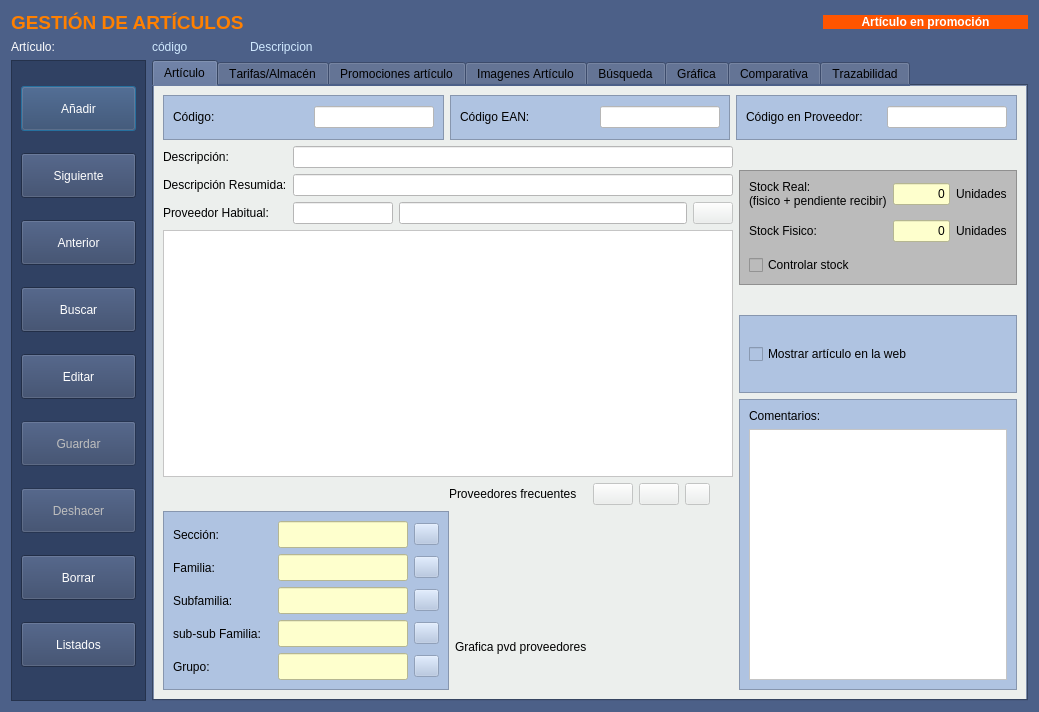
This is Almacen/frmarticulos.ui in arcnexus/RedFoX as Qt 5 draws it before an edit. The edited form follows.
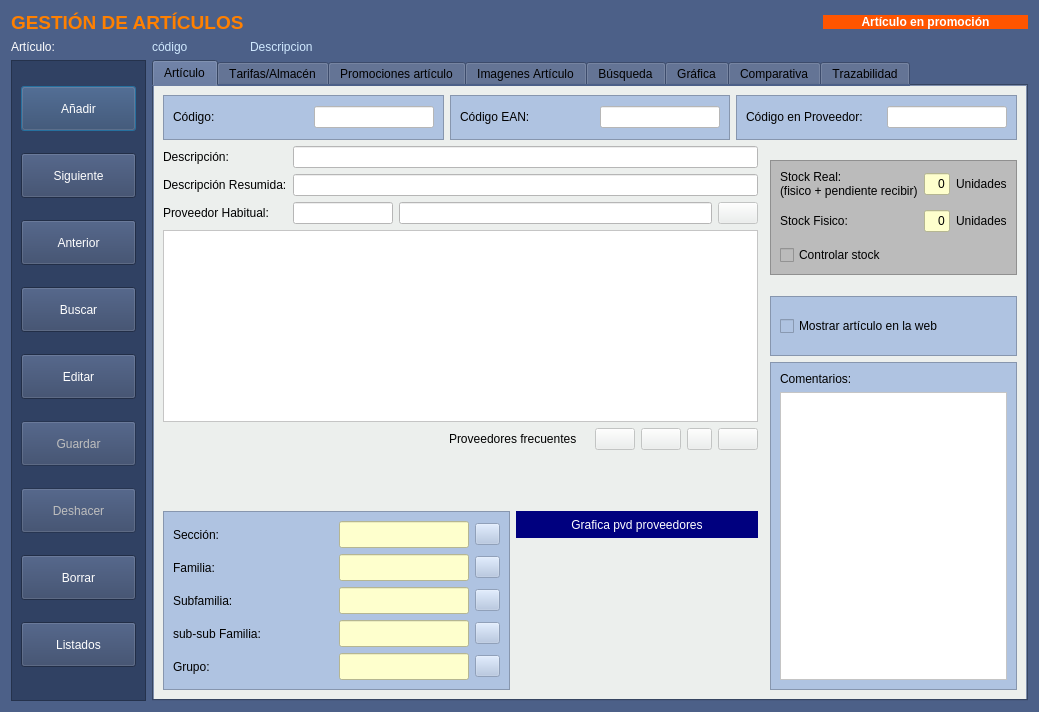
This is the edited form. Icons and pictures are not drawn. Custom widgets are drawn as their Qt base class.

Commit message: Añadir costereal y moneda a proveedores frecuentes en artículos

Patch:
```diff
--- a/Almacen/frmarticulos.ui
+++ b/Almacen/frmarticulos.ui
@@ -27,116 +27,6 @@
    <string notr="true">background: #4c6088</string>
   </property>
   <layout class="QGridLayout" name="gridLayout_17">
-   <item row="0" column="0" colspan="2">
-    <layout class="QHBoxLayout" name="horizontalLayout_2">
-     <item>
-      <widget class="QLabel" name="label_5">
-       <property name="sizePolicy">
-        <sizepolicy hsizetype="Preferred" vsizetype="Fixed">
-         <horstretch>0</horstretch>
-         <verstretch>0</verstretch>
-        </sizepolicy>
-       </property>
-       <property name="text">
-        <string>&lt;html&gt;&lt;head/&gt;&lt;body&gt;&lt;p&gt;&lt;span style=&quot; font-size:14pt; font-weight:600; color:#ff8000;&quot;&gt;GESTIÓN DE ARTÍCULOS&lt;/span&gt;&lt;/p&gt;&lt;/body&gt;&lt;/html&gt;</string>
-       </property>
-      </widget>
-     </item>
-    </layout>
-   </item>
-   <item row="0" column="3">
-    <spacer name="horizontalSpacer_2">
-     <property name="orientation">
-      <enum>Qt::Horizontal</enum>
-     </property>
-     <property name="sizeHint" stdset="0">
-      <size>
-       <width>40</width>
-       <height>20</height>
-      </size>
-     </property>
-    </spacer>
-   </item>
-   <item row="0" column="4">
-    <widget class="QLabel" name="lblPromocion">
-     <property name="sizePolicy">
-      <sizepolicy hsizetype="Preferred" vsizetype="Fixed">
-       <horstretch>0</horstretch>
-       <verstretch>0</verstretch>
-      </sizepolicy>
-     </property>
-     <property name="minimumSize">
-      <size>
-       <width>205</width>
-       <height>0</height>
-      </size>
-     </property>
-     <property name="maximumSize">
-      <size>
-       <width>200</width>
-       <height>16777215</height>
-      </size>
-     </property>
-     <property name="styleSheet">
-      <string notr="true">background-color: rgb(255, 85, 0);
-color: rgb(255, 255, 255);</string>
-     </property>
-     <property name="text">
-      <string>&lt;html&gt;&lt;head/&gt;&lt;body&gt;&lt;p&gt;&lt;span style=&quot; font-weight:600;&quot;&gt;Artículo en promoción&lt;/span&gt;&lt;/p&gt;&lt;/body&gt;&lt;/html&gt;</string>
-     </property>
-     <property name="textFormat">
-      <enum>Qt::RichText</enum>
-     </property>
-     <property name="alignment">
-      <set>Qt::AlignCenter</set>
-     </property>
-    </widget>
-   </item>
-   <item row="1" column="0">
-    <widget class="QLabel" name="label_21">
-     <property name="sizePolicy">
-      <sizepolicy hsizetype="Preferred" vsizetype="Fixed">
-       <horstretch>0</horstretch>
-       <verstretch>0</verstretch>
-      </sizepolicy>
-     </property>
-     <property name="maximumSize">
-      <size>
-       <width>100</width>
-       <height>16777215</height>
-      </size>
-     </property>
-     <property name="styleSheet">
-      <string notr="true">color: rgb(255, 255, 255);</string>
-     </property>
-     <property name="text">
-      <string>Artículo:</string>
-     </property>
-    </widget>
-   </item>
-   <item row="1" column="1">
-    <widget class="QLabel" name="lblCodigo">
-     <property name="sizePolicy">
-      <sizepolicy hsizetype="Preferred" vsizetype="Fixed">
-       <horstretch>0</horstretch>
-       <verstretch>0</verstretch>
-      </sizepolicy>
-     </property>
-     <property name="maximumSize">
-      <size>
-       <width>130</width>
-       <height>16777215</height>
-      </size>
-     </property>
-     <property name="styleSheet">
-      <string notr="true">color: rgb(208, 233, 255);
-font: 12pt &quot;Sans Serif&quot;;</string>
-     </property>
-     <property name="text">
-      <string>código</string>
-     </property>
-    </widget>
-   </item>
    <item row="1" column="2">
     <widget class="QLabel" name="lblDescripcion">
      <property name="sizePolicy">
@@ -485,6 +375,116 @@
      </layout>
     </widget>
    </item>
+   <item row="1" column="1">
+    <widget class="QLabel" name="lblCodigo">
+     <property name="sizePolicy">
+      <sizepolicy hsizetype="Preferred" vsizetype="Fixed">
+       <horstretch>0</horstretch>
+       <verstretch>0</verstretch>
+      </sizepolicy>
+     </property>
+     <property name="maximumSize">
+      <size>
+       <width>130</width>
+       <height>16777215</height>
+      </size>
+     </property>
+     <property name="styleSheet">
+      <string notr="true">color: rgb(208, 233, 255);
+font: 12pt &quot;Sans Serif&quot;;</string>
+     </property>
+     <property name="text">
+      <string>código</string>
+     </property>
+    </widget>
+   </item>
+   <item row="0" column="3">
+    <spacer name="horizontalSpacer_2">
+     <property name="orientation">
+      <enum>Qt::Horizontal</enum>
+     </property>
+     <property name="sizeHint" stdset="0">
+      <size>
+       <width>40</width>
+       <height>20</height>
+      </size>
+     </property>
+    </spacer>
+   </item>
+   <item row="1" column="0">
+    <widget class="QLabel" name="label_21">
+     <property name="sizePolicy">
+      <sizepolicy hsizetype="Preferred" vsizetype="Fixed">
+       <horstretch>0</horstretch>
+       <verstretch>0</verstretch>
+      </sizepolicy>
+     </property>
+     <property name="maximumSize">
+      <size>
+       <width>100</width>
+       <height>16777215</height>
+      </size>
+     </property>
+     <property name="styleSheet">
+      <string notr="true">color: rgb(255, 255, 255);</string>
+     </property>
+     <property name="text">
+      <string>Artículo:</string>
+     </property>
+    </widget>
+   </item>
+   <item row="0" column="4">
+    <widget class="QLabel" name="lblPromocion">
+     <property name="sizePolicy">
+      <sizepolicy hsizetype="Preferred" vsizetype="Fixed">
+       <horstretch>0</horstretch>
+       <verstretch>0</verstretch>
+      </sizepolicy>
+     </property>
+     <property name="minimumSize">
+      <size>
+       <width>205</width>
+       <height>0</height>
+      </size>
+     </property>
+     <property name="maximumSize">
+      <size>
+       <width>200</width>
+       <height>16777215</height>
+      </size>
+     </property>
+     <property name="styleSheet">
+      <string notr="true">background-color: rgb(255, 85, 0);
+color: rgb(255, 255, 255);</string>
+     </property>
+     <property name="text">
+      <string>&lt;html&gt;&lt;head/&gt;&lt;body&gt;&lt;p&gt;&lt;span style=&quot; font-weight:600;&quot;&gt;Artículo en promoción&lt;/span&gt;&lt;/p&gt;&lt;/body&gt;&lt;/html&gt;</string>
+     </property>
+     <property name="textFormat">
+      <enum>Qt::RichText</enum>
+     </property>
+     <property name="alignment">
+      <set>Qt::AlignCenter</set>
+     </property>
+    </widget>
+   </item>
+   <item row="0" column="0" colspan="2">
+    <layout class="QHBoxLayout" name="horizontalLayout_2">
+     <item>
+      <widget class="QLabel" name="label_5">
+       <property name="sizePolicy">
+        <sizepolicy hsizetype="Preferred" vsizetype="Fixed">
+         <horstretch>0</horstretch>
+         <verstretch>0</verstretch>
+        </sizepolicy>
+       </property>
+       <property name="text">
+        <string>&lt;html&gt;&lt;head/&gt;&lt;body&gt;&lt;p&gt;&lt;span style=&quot; font-size:14pt; font-weight:600; color:#ff8000;&quot;&gt;GESTIÓN DE ARTÍCULOS&lt;/span&gt;&lt;/p&gt;&lt;/body&gt;&lt;/html&gt;</string>
+       </property>
+      </widget>
+     </item>
+    </layout>
+   </item>
    <item row="2" column="1" colspan="4">
     <widget class="QTabWidget" name="tabWidget_2">
      <property name="sizePolicy">
@@ -512,222 +512,7 @@
        <string>Artículo</string>
       </attribute>
       <layout class="QGridLayout" name="gridLayout_9">
-       <item row="5" column="6">
-        <spacer name="horizontalSpacer">
-         <property name="orientation">
-          <enum>Qt::Horizontal</enum>
-         </property>
-         <property name="sizeHint" stdset="0">
-          <size>
-           <width>40</width>
-           <height>20</height>
-          </size>
-         </property>
-        </spacer>
-       </item>
-       <item row="2" column="0" rowspan="3" colspan="7">
-        <widget class="QTableView" name="tablaProveedores">
-         <property name="styleSheet">
-          <string notr="true">background-color: rgb(255, 255, 255);
-alternate-background-color: rgb(255, 255,210);</string>
-         </property>
-         <property name="alternatingRowColors">
-          <bool>true</bool>
-         </property>
-         <property name="selectionBehavior">
-          <enum>QAbstractItemView::SelectRows</enum>
-         </property>
-        </widget>
-       </item>
-       <item row="5" column="5">
-        <widget class="QPushButton" name="btnBorrarProveedores">
-         <property name="enabled">
-          <bool>false</bool>
-         </property>
-         <property name="maximumSize">
-          <size>
-           <width>25</width>
-           <height>16777215</height>
-          </size>
-         </property>
-         <property name="toolTip">
-          <string>&lt;html&gt;&lt;head/&gt;&lt;body&gt;&lt;p&gt;&lt;span style=&quot; color:#ff0000;&quot;&gt;Quitar proveedor frecuente de ficha de artículo&lt;/span&gt;&lt;/p&gt;&lt;/body&gt;&lt;/html&gt;</string>
-         </property>
-         <property name="text">
-          <string/>
-         </property>
-         <property name="icon">
-          <iconset resource="../terra.qrc">
-           <normaloff>:/Icons/PNG/borrar.png</normaloff>:/Icons/PNG/borrar.png</iconset>
-         </property>
-         <property name="iconSize">
-          <size>
-           <width>15</width>
-           <height>15</height>
-          </size>
-         </property>
-        </widget>
-       </item>
-       <item row="5" column="3">
-        <widget class="QPushButton" name="btnAnadirProveedores">
-         <property name="enabled">
-          <bool>false</bool>
-         </property>
-         <property name="toolTip">
-          <string>&lt;html&gt;&lt;head/&gt;&lt;body&gt;&lt;p&gt;&lt;span style=&quot; color:#ff0000;&quot;&gt;Añadir proveedor frecuente a ficha de artículo&lt;/span&gt;&lt;/p&gt;&lt;p&gt;&lt;br/&gt;&lt;/p&gt;&lt;/body&gt;&lt;/html&gt;</string>
-         </property>
-         <property name="text">
-          <string/>
-         </property>
-         <property name="icon">
-          <iconset resource="../terra.qrc">
-           <normaloff>:/Icons/PNG/add.png</normaloff>:/Icons/PNG/add.png</iconset>
-         </property>
-         <property name="iconSize">
-          <size>
-           <width>15</width>
-           <height>15</height>
-          </size>
-         </property>
-        </widget>
-       </item>
-       <item row="1" column="0" colspan="7">
-        <layout class="QGridLayout" name="gridLayout_8">
-         <item row="0" column="0">
-          <widget class="QLabel" name="label_6">
-           <property name="text">
-            <string>Descripción:</string>
-           </property>
-          </widget>
-         </item>
-         <item row="0" column="1" colspan="3">
-          <widget class="QLineEdit" name="txtcDescripcion">
-           <property name="maximumSize">
-            <size>
-             <width>16777215</width>
-             <height>27</height>
-            </size>
-           </property>
-           <property name="styleSheet">
-            <string notr="true">background-color: rgb(255, 255, 255);</string>
-           </property>
-          </widget>
-         </item>
-         <item row="1" column="0">
-          <widget class="QLabel" name="label_7">
-           <property name="text">
-            <string>Descripción Resumida:</string>
-           </property>
-          </widget>
-         </item>
-         <item row="1" column="1" colspan="3">
-          <widget class="QLineEdit" name="txtcDescripcionResumida">
-           <property name="maximumSize">
-            <size>
-             <width>16777215</width>
-             <height>27</height>
-            </size>
-           </property>
-           <property name="styleSheet">
-            <string notr="true">background-color: rgb(255, 255, 255);</string>
-           </property>
-          </widget>
-         </item>
-         <item row="2" column="0">
-          <widget class="QLabel" name="label_8">
-           <property name="text">
-            <string>Proveedor Habitual:</string>
-           </property>
-          </widget>
-         </item>
-         <item row="2" column="1">
-          <widget class="QLineEdit" name="txtCodigoProveedor">
-           <property name="minimumSize">
-            <size>
-             <width>100</width>
-             <height>0</height>
-            </size>
-           </property>
-           <property name="maximumSize">
-            <size>
-             <width>100</width>
-             <height>27</height>
-            </size>
-           </property>
-           <property name="styleSheet">
-            <string notr="true">background-color: rgb(255, 255, 255);</string>
-           </property>
-          </widget>
-         </item>
-         <item row="2" column="2">
-          <widget class="QLineEdit" name="txtcProveedor">
-           <property name="maximumSize">
-            <size>
-             <width>16777215</width>
-             <height>27</height>
-            </size>
-           </property>
-           <property name="styleSheet">
-            <string notr="true">background-color: rgb(255, 255, 255);</string>
-           </property>
-          </widget>
-         </item>
-         <item row="2" column="3">
-          <widget class="QPushButton" name="btnBuscarProveedor">
-           <property name="enabled">
-            <bool>false</bool>
-           </property>
-           <property name="text">
-            <string/>
-           </property>
-           <property name="icon">
-            <iconset resource="../terra.qrc">
-             <normaloff>:/Icons/PNG/search.png</normaloff>:/Icons/PNG/search.png</iconset>
-           </property>
-           <property name="iconSize">
-            <size>
-             <width>16</width>
-             <height>16</height>
-            </size>
-           </property>
-          </widget>
-         </item>
-        </layout>
-       </item>
-       <item row="3" column="7">
-        <widget class="QFrame" name="frame_10">
-         <property name="styleSheet">
-          <string notr="true">background-color: rgb(175,195,225);
-</string>
-         </property>
-         <property name="frameShape">
-          <enum>QFrame::StyledPanel</enum>
-         </property>
-         <property name="frameShadow">
-          <enum>QFrame::Raised</enum>
-         </property>
-         <layout class="QGridLayout" name="gridLayout_13">
-          <item row="0" column="0">
-           <widget class="QCheckBox" name="chklMostrarWeb">
-            <property name="toolTip">
-             <string>Seleccionar si se desea que el artículo aparezca en la tienda virtual en su web</string>
-            </property>
-            <property name="text">
-             <string>Mostrar artículo en la web</string>
-            </property>
-           </widget>
-          </item>
-         </layout>
-        </widget>
-       </item>
-       <item row="5" column="1" colspan="2">
-        <widget class="QLabel" name="label_23">
-         <property name="text">
-          <string>Proveedores frecuentes</string>
-         </property>
-        </widget>
-       </item>
-       <item row="0" column="0" colspan="8">
+       <item row="0" column="0" colspan="11">
         <layout class="QHBoxLayout" name="horizontalLayout_11">
          <item>
           <widget class="QFrame" name="frame_13">
@@ -864,184 +649,7 @@
          </item>
         </layout>
        </item>
-       <item row="1" column="7" rowspan="2">
-        <widget class="QFrame" name="frame_2">
-         <property name="minimumSize">
-          <size>
-           <width>73</width>
-           <height>105</height>
-          </size>
-         </property>
-         <property name="maximumSize">
-          <size>
-           <width>16777215</width>
-           <height>115</height>
-          </size>
-         </property>
-         <property name="styleSheet">
-          <string notr="true">background-color: rgb(187, 187, 187);</string>
-         </property>
-         <property name="frameShape">
-          <enum>QFrame::StyledPanel</enum>
-         </property>
-         <property name="frameShadow">
-          <enum>QFrame::Raised</enum>
-         </property>
-         <layout class="QGridLayout" name="gridLayout_6">
-          <property name="topMargin">
-           <number>9</number>
-          </property>
-          <item row="0" column="3">
-           <widget class="QLabel" name="label_38">
-            <property name="text">
-             <string>Unidades</string>
-            </property>
-           </widget>
-          </item>
-          <item row="0" column="2">
-           <widget class="QLineEdit" name="txtnStockReal">
-            <property name="enabled">
-             <bool>false</bool>
-            </property>
-            <property name="maximumSize">
-             <size>
-              <width>80</width>
-              <height>16777215</height>
-             </size>
-            </property>
-            <property name="styleSheet">
-             <string notr="true">color: rgb(0, 0, 0);
-background-color: rgb(254, 255, 205);</string>
-            </property>
-            <property name="text">
-             <string>0</string>
-            </property>
-            <property name="alignment">
-             <set>Qt::AlignRight|Qt::AlignTrailing|Qt::AlignVCenter</set>
-            </property>
-           </widget>
-          </item>
-          <item row="0" column="0" colspan="2">
-           <widget class="QLabel" name="label_13">
-            <property name="text">
-             <string>Stock Real:
-(fisico + pendiente recibir)</string>
-            </property>
-           </widget>
-          </item>
-          <item row="1" column="2" rowspan="2">
-           <widget class="QLineEdit" name="txtStockFisico">
-            <property name="maximumSize">
-             <size>
-              <width>80</width>
-              <height>16777215</height>
-             </size>
-            </property>
-            <property name="styleSheet">
-             <string notr="true">color: rgb(0, 0, 0);
-background-color: rgb(254, 255, 205);</string>
-            </property>
-            <property name="text">
-             <string>0</string>
-            </property>
-            <property name="alignment">
-             <set>Qt::AlignRight|Qt::AlignTrailing|Qt::AlignVCenter</set>
-            </property>
-           </widget>
-          </item>
-          <item row="1" column="0" rowspan="2" colspan="2">
-           <widget class="QLabel" name="label_12">
-            <property name="sizePolicy">
-             <sizepolicy hsizetype="Preferred" vsizetype="Fixed">
-              <horstretch>0</horstretch>
-              <verstretch>0</verstretch>
-             </sizepolicy>
-            </property>
-            <property name="text">
-             <string>Stock Fisico:</string>
-            </property>
-           </widget>
-          </item>
-          <item row="1" column="3" rowspan="2">
-           <widget class="QLabel" name="label_17">
-            <property name="sizePolicy">
-             <sizepolicy hsizetype="Preferred" vsizetype="Fixed">
-              <horstretch>0</horstretch>
-              <verstretch>0</verstretch>
-             </sizepolicy>
-            </property>
-            <property name="text">
-             <string>Unidades</string>
-            </property>
-           </widget>
-          </item>
-          <item row="3" column="0">
-           <widget class="QCheckBox" name="chklControlarStock">
-            <property name="text">
-             <string>Controlar stock</string>
-            </property>
-           </widget>
-          </item>
-         </layout>
-        </widget>
-       </item>
-       <item row="5" column="4">
-        <widget class="QPushButton" name="btnEditarProveedorFrecuente">
-         <property name="enabled">
-          <bool>false</bool>
-         </property>
-         <property name="toolTip">
-          <string>&lt;html&gt;&lt;head/&gt;&lt;body&gt;&lt;p&gt;&lt;span style=&quot; color:#ff0000;&quot;&gt;Editar datos proveedor frecuente&lt;/span&gt;&lt;/p&gt;&lt;/body&gt;&lt;/html&gt;</string>
-         </property>
-         <property name="text">
-          <string/>
-         </property>
-         <property name="icon">
-          <iconset resource="../terra.qrc">
-           <normaloff>:/Icons/PNG/edit.png</normaloff>:/Icons/PNG/edit.png</iconset>
-         </property>
-         <property name="iconSize">
-          <size>
-           <width>15</width>
-           <height>15</height>
-          </size>
-         </property>
-        </widget>
-       </item>
-       <item row="5" column="0">
-        <spacer name="horizontalSpacer_3">
-         <property name="orientation">
-          <enum>Qt::Horizontal</enum>
-         </property>
-         <property name="sizeHint" stdset="0">
-          <size>
-           <width>271</width>
-           <height>20</height>
-          </size>
-         </property>
-        </spacer>
-       </item>
-       <item row="6" column="2" colspan="5">
-        <widget class="Grafica" name="graf_prov">
-         <property name="Sombra" stdset="0">
-          <bool>true</bool>
-         </property>
-         <property name="Etiquetas" stdset="0">
-          <bool>true</bool>
-         </property>
-         <property name="Valores" stdset="0">
-          <bool>true</bool>
-         </property>
-        </widget>
-       </item>
-       <item row="7" column="2">
-        <widget class="QLabel" name="label_91">
-         <property name="text">
-          <string>Grafica pvd proveedores</string>
-         </property>
-        </widget>
-       </item>
-       <item row="6" column="0" rowspan="2" colspan="2">
+       <item row="7" column="0" rowspan="2" colspan="2">
         <widget class="QFrame" name="frame_3">
          <property name="minimumSize">
           <size>
@@ -1367,7 +975,129 @@
          </layout>
         </widget>
        </item>
-       <item row="4" column="7" rowspan="4">
+       <item row="5" column="0">
+        <spacer name="horizontalSpacer_3">
+         <property name="orientation">
+          <enum>Qt::Horizontal</enum>
+         </property>
+         <property name="sizeHint" stdset="0">
+          <size>
+           <width>271</width>
+           <height>20</height>
+          </size>
+         </property>
+        </spacer>
+       </item>
+       <item row="1" column="0" colspan="9">
+        <layout class="QGridLayout" name="gridLayout_8">
+         <item row="0" column="0">
+          <widget class="QLabel" name="label_6">
+           <property name="text">
+            <string>Descripción:</string>
+           </property>
+          </widget>
+         </item>
+         <item row="0" column="1" colspan="3">
+          <widget class="QLineEdit" name="txtcDescripcion">
+           <property name="maximumSize">
+            <size>
+             <width>16777215</width>
+             <height>27</height>
+            </size>
+           </property>
+           <property name="styleSheet">
+            <string notr="true">background-color: rgb(255, 255, 255);</string>
+           </property>
+          </widget>
+         </item>
+         <item row="1" column="0">
+          <widget class="QLabel" name="label_7">
+           <property name="text">
+            <string>Descripción Resumida:</string>
+           </property>
+          </widget>
+         </item>
+         <item row="1" column="1" colspan="3">
+          <widget class="QLineEdit" name="txtcDescripcionResumida">
+           <property name="maximumSize">
+            <size>
+             <width>16777215</width>
+             <height>27</height>
+            </size>
+           </property>
+           <property name="styleSheet">
+            <string notr="true">background-color: rgb(255, 255, 255);</string>
+           </property>
+          </widget>
+         </item>
+         <item row="2" column="0">
+          <widget class="QLabel" name="label_8">
+           <property name="text">
+            <string>Proveedor Habitual:</string>
+           </property>
+          </widget>
+         </item>
+         <item row="2" column="1">
+          <widget class="QLineEdit" name="txtCodigoProveedor">
+           <property name="minimumSize">
+            <size>
+             <width>100</width>
+             <height>0</height>
+            </size>
+           </property>
+           <property name="maximumSize">
+            <size>
+             <width>100</width>
+             <height>24</height>
+            </size>
+           </property>
+           <property name="styleSheet">
+            <string notr="true">background-color: rgb(255, 255, 255);</string>
+           </property>
+          </widget>
+         </item>
+         <item row="2" column="2">
+          <widget class="QLineEdit" name="txtcProveedor">
+           <property name="maximumSize">
+            <size>
+             <width>16777215</width>
+             <height>24</height>
+            </size>
+           </property>
+           <property name="styleSheet">
+            <string notr="true">background-color: rgb(255, 255, 255);</string>
+           </property>
+          </widget>
+         </item>
+         <item row="2" column="3">
+          <widget class="QPushButton" name="btnBuscarProveedor">
+           <property name="enabled">
+            <bool>false</bool>
+           </property>
+           <property name="maximumSize">
+            <size>
+             <width>16777215</width>
+             <height>24</height>
+            </size>
+           </property>
+           <property name="text">
+            <string/>
+           </property>
+           <property name="icon">
+            <iconset resource="../terra.qrc">
+             <normaloff>:/Icons/PNG/search.png</normaloff>:/Icons/PNG/search.png</iconset>
+           </property>
+           <property name="iconSize">
+            <size>
+             <width>16</width>
+             <height>16</height>
+            </size>
+           </property>
+          </widget>
+         </item>
+        </layout>
+       </item>
+       <item row="4" column="10" rowspan="5">
         <widget class="QFrame" name="frame">
          <property name="styleSheet">
           <string notr="true">background-color: rgb(175,195,225);
@@ -1380,6 +1110,13 @@
           <enum>QFrame::Raised</enum>
          </property>
          <layout class="QGridLayout" name="gridLayout_7">
+          <item row="1" column="0">
+           <widget class="QTextEdit" name="txttComentario">
+            <property name="styleSheet">
+             <string notr="true">background-color: rgb(255, 255, 255);</string>
+            </property>
+           </widget>
+          </item>
           <item row="0" column="0">
            <widget class="QLabel" name="label_18">
             <property name="text">
@@ -1387,16 +1124,311 @@
             </property>
            </widget>
           </item>
-          <item row="1" column="0">
-           <widget class="QTextEdit" name="txttComentario">
+         </layout>
+        </widget>
+       </item>
+       <item row="5" column="1" colspan="2">
+        <widget class="QLabel" name="label_23">
+         <property name="text">
+          <string>Proveedores frecuentes</string>
+         </property>
+        </widget>
+       </item>
+       <item row="3" column="10">
+        <widget class="QFrame" name="frame_10">
             <property name="styleSheet">
-             <string notr="true">background-color: rgb(255, 255, 255);</string>
-            </property>
+          <string notr="true">background-color: rgb(175,195,225);
+</string>
+         </property>
+         <property name="frameShape">
+          <enum>QFrame::StyledPanel</enum>
+         </property>
+         <property name="frameShadow">
+          <enum>QFrame::Raised</enum>
+         </property>
+         <layout class="QGridLayout" name="gridLayout_13">
+          <item row="0" column="0">
+           <widget class="QCheckBox" name="chklMostrarWeb">
+            <property name="toolTip">
+             <string>Seleccionar si se desea que el artículo aparezca en la tienda virtual en su web</string>
+            </property>
+            <property name="text">
+             <string>Mostrar artículo en la web</string>
+            </property>
            </widget>
           </item>
          </layout>
         </widget>
        </item>
+       <item row="1" column="10" rowspan="2">
+        <widget class="QFrame" name="frame_2">
+         <property name="minimumSize">
+          <size>
+           <width>73</width>
+           <height>105</height>
+          </size>
+         </property>
+         <property name="maximumSize">
+          <size>
+           <width>16777215</width>
+           <height>115</height>
+          </size>
+         </property>
+         <property name="styleSheet">
+          <string notr="true">background-color: rgb(187, 187, 187);</string>
+         </property>
+         <property name="frameShape">
+          <enum>QFrame::StyledPanel</enum>
+         </property>
+         <property name="frameShadow">
+          <enum>QFrame::Raised</enum>
+         </property>
+         <layout class="QGridLayout" name="gridLayout_6">
+          <property name="topMargin">
+           <number>9</number>
+          </property>
+          <item row="0" column="3">
+           <widget class="QLabel" name="label_38">
+            <property name="text">
+             <string>Unidades</string>
+            </property>
+           </widget>
+          </item>
+          <item row="0" column="2">
+           <widget class="QLineEdit" name="txtnStockReal">
+            <property name="enabled">
+             <bool>false</bool>
+            </property>
+            <property name="maximumSize">
+             <size>
+              <width>80</width>
+              <height>16777215</height>
+             </size>
+            </property>
+            <property name="styleSheet">
+             <string notr="true">color: rgb(0, 0, 0);
+background-color: rgb(254, 255, 205);</string>
+            </property>
+            <property name="text">
+             <string>0</string>
+            </property>
+            <property name="alignment">
+             <set>Qt::AlignRight|Qt::AlignTrailing|Qt::AlignVCenter</set>
+            </property>
+           </widget>
+          </item>
+          <item row="0" column="0" colspan="2">
+           <widget class="QLabel" name="label_13">
+            <property name="text">
+             <string>Stock Real:
+(fisico + pendiente recibir)</string>
+            </property>
+           </widget>
+          </item>
+          <item row="1" column="2" rowspan="2">
+           <widget class="QLineEdit" name="txtStockFisico">
+            <property name="maximumSize">
+             <size>
+              <width>80</width>
+              <height>16777215</height>
+             </size>
+            </property>
+            <property name="styleSheet">
+             <string notr="true">color: rgb(0, 0, 0);
+background-color: rgb(254, 255, 205);</string>
+            </property>
+            <property name="text">
+             <string>0</string>
+            </property>
+            <property name="alignment">
+             <set>Qt::AlignRight|Qt::AlignTrailing|Qt::AlignVCenter</set>
+            </property>
+           </widget>
+          </item>
+          <item row="1" column="0" rowspan="2" colspan="2">
+           <widget class="QLabel" name="label_12">
+            <property name="sizePolicy">
+             <sizepolicy hsizetype="Preferred" vsizetype="Fixed">
+              <horstretch>0</horstretch>
+              <verstretch>0</verstretch>
+             </sizepolicy>
+            </property>
+            <property name="text">
+             <string>Stock Fisico:</string>
+            </property>
+           </widget>
+          </item>
+          <item row="1" column="3" rowspan="2">
+           <widget class="QLabel" name="label_17">
+            <property name="sizePolicy">
+             <sizepolicy hsizetype="Preferred" vsizetype="Fixed">
+              <horstretch>0</horstretch>
+              <verstretch>0</verstretch>
+             </sizepolicy>
+            </property>
+            <property name="text">
+             <string>Unidades</string>
+            </property>
+           </widget>
+          </item>
+          <item row="3" column="0">
+           <widget class="QCheckBox" name="chklControlarStock">
+            <property name="text">
+             <string>Controlar stock</string>
+            </property>
+           </widget>
+          </item>
+         </layout>
+        </widget>
+       </item>
+       <item row="5" column="8">
+        <widget class="QPushButton" name="btnAsignarProveedor">
+         <property name="enabled">
+          <bool>false</bool>
+         </property>
+         <property name="toolTip">
+          <string>&lt;html&gt;&lt;head/&gt;&lt;body&gt;&lt;p&gt;&lt;span style=&quot; color:#ff0000;&quot;&gt;Asignar como proveedor principal.&lt;/span&gt;&lt;/p&gt;&lt;/body&gt;&lt;/html&gt;</string>
+         </property>
+         <property name="text">
+          <string/>
+         </property>
+         <property name="icon">
+          <iconset resource="../terra.qrc">
+           <normaloff>:/Icons/PNG/OK.png</normaloff>:/Icons/PNG/OK.png</iconset>
+         </property>
+         <property name="iconSize">
+          <size>
+           <width>15</width>
+           <height>15</height>
+          </size>
+         </property>
+        </widget>
+       </item>
+       <item row="8" column="2" colspan="7">
+        <widget class="Grafica" name="graf_prov">
+         <property name="Sombra" stdset="0">
+          <bool>true</bool>
+         </property>
+         <property name="Etiquetas" stdset="0">
+          <bool>true</bool>
+         </property>
+         <property name="Valores" stdset="0">
+          <bool>true</bool>
+         </property>
+         <property name="ValoresEjeY" stdset="0">
+          <bool>false</bool>
+         </property>
+        </widget>
+       </item>
+       <item row="2" column="0" rowspan="3" colspan="9">
+        <widget class="QTableView" name="tablaProveedores">
+         <property name="styleSheet">
+          <string notr="true">background-color: rgb(255, 255, 255);
+alternate-background-color: rgb(255, 255,210);</string>
+         </property>
+         <property name="alternatingRowColors">
+          <bool>true</bool>
+         </property>
+         <property name="selectionBehavior">
+          <enum>QAbstractItemView::SelectRows</enum>
+         </property>
+        </widget>
+       </item>
+       <item row="7" column="2" colspan="7">
+        <widget class="QLabel" name="label_91">
+         <property name="maximumSize">
+          <size>
+           <width>16777215</width>
+           <height>27</height>
+          </size>
+         </property>
+         <property name="styleSheet">
+          <string notr="true">background-color: rgb(0, 0, 127);
+color: rgb(255, 255, 255);</string>
+         </property>
+         <property name="text">
+          <string>Grafica pvd proveedores</string>
+         </property>
+         <property name="alignment">
+          <set>Qt::AlignCenter</set>
+         </property>
+        </widget>
+       </item>
+       <item row="5" column="7">
+        <widget class="QPushButton" name="btnBorrarProveedores">
+         <property name="enabled">
+          <bool>false</bool>
+         </property>
+         <property name="maximumSize">
+          <size>
+           <width>25</width>
+           <height>16777215</height>
+          </size>
+         </property>
+         <property name="toolTip">
+          <string>&lt;html&gt;&lt;head/&gt;&lt;body&gt;&lt;p&gt;&lt;span style=&quot; color:#ff0000;&quot;&gt;Quitar proveedor frecuente de ficha de artículo&lt;/span&gt;&lt;/p&gt;&lt;/body&gt;&lt;/html&gt;</string>
+         </property>
+         <property name="text">
+          <string/>
+         </property>
+         <property name="icon">
+          <iconset resource="../terra.qrc">
+           <normaloff>:/Icons/PNG/borrar.png</normaloff>:/Icons/PNG/borrar.png</iconset>
+         </property>
+         <property name="iconSize">
+          <size>
+           <width>15</width>
+           <height>15</height>
+          </size>
+         </property>
+        </widget>
+       </item>
+       <item row="5" column="6">
+        <widget class="QPushButton" name="btnEditarProveedorFrecuente">
+         <property name="enabled">
+          <bool>false</bool>
+         </property>
+         <property name="toolTip">
+          <string>&lt;html&gt;&lt;head/&gt;&lt;body&gt;&lt;p&gt;&lt;span style=&quot; color:#ff0000;&quot;&gt;Editar datos proveedor frecuente&lt;/span&gt;&lt;/p&gt;&lt;/body&gt;&lt;/html&gt;</string>
+         </property>
+         <property name="text">
+          <string/>
+         </property>
+         <property name="icon">
+          <iconset resource="../terra.qrc">
+           <normaloff>:/Icons/PNG/edit.png</normaloff>:/Icons/PNG/edit.png</iconset>
+         </property>
+         <property name="iconSize">
+          <size>
+           <width>15</width>
+           <height>15</height>
+          </size>
+         </property>
+        </widget>
+       </item>
+       <item row="5" column="5">
+        <widget class="QPushButton" name="btnAnadirProveedores">
+         <property name="enabled">
+          <bool>false</bool>
+         </property>
+         <property name="toolTip">
+          <string>&lt;html&gt;&lt;head/&gt;&lt;body&gt;&lt;p&gt;&lt;span style=&quot; color:#ff0000;&quot;&gt;Añadir proveedor frecuente a ficha de artículo&lt;/span&gt;&lt;/p&gt;&lt;p&gt;&lt;br/&gt;&lt;/p&gt;&lt;/body&gt;&lt;/html&gt;</string>
+         </property>
+         <property name="text">
+          <string/>
+         </property>
+         <property name="icon">
+          <iconset resource="../terra.qrc">
+           <normaloff>:/Icons/PNG/add.png</normaloff>:/Icons/PNG/add.png</iconset>
+         </property>
+         <property name="iconSize">
+          <size>
+           <width>15</width>
+           <height>15</height>
+          </size>
+         </property>
+        </widget>
+       </item>
       </layout>
      </widget>
      <widget class="QWidget" name="tab_4">
@@ -3094,6 +3126,9 @@
          <property name="Valores" stdset="0">
           <bool>true</bool>
          </property>
+         <property name="ValoresEjeY" stdset="0">
+          <bool>true</bool>
+         </property>
          <property name="Leyenda" stdset="0">
           <bool>false</bool>
          </property>
```
Left out of the diff: 3 changed lines with no effect on the pictures. Lines whose indentation alone changed are shown as unchanged. The commit also changes 16 other files.
